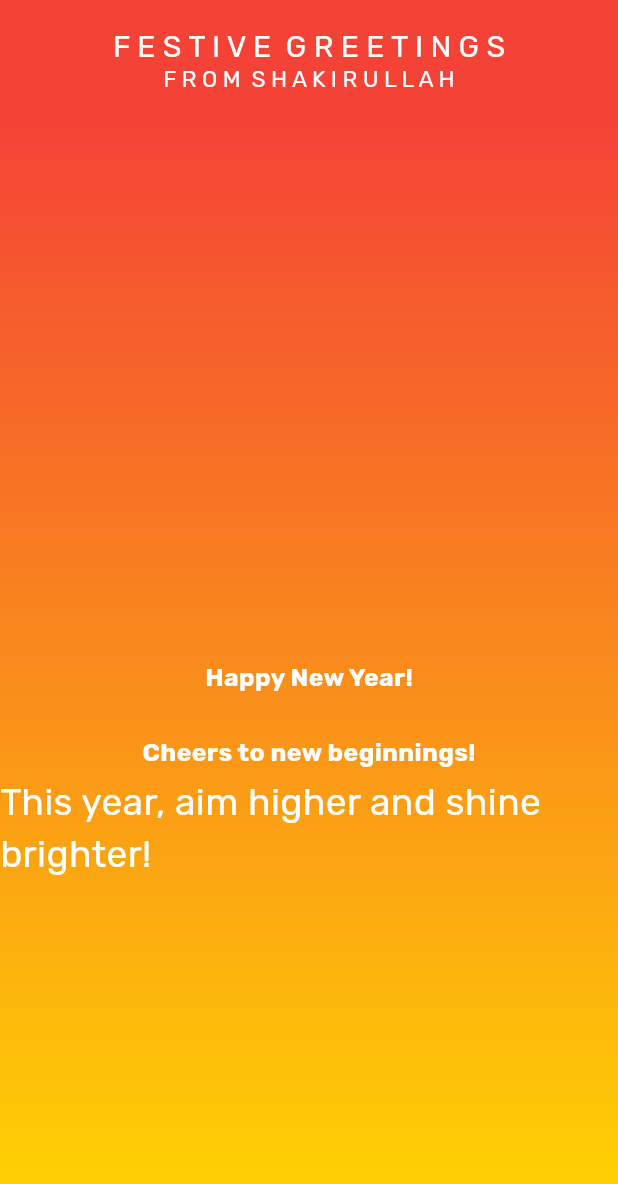
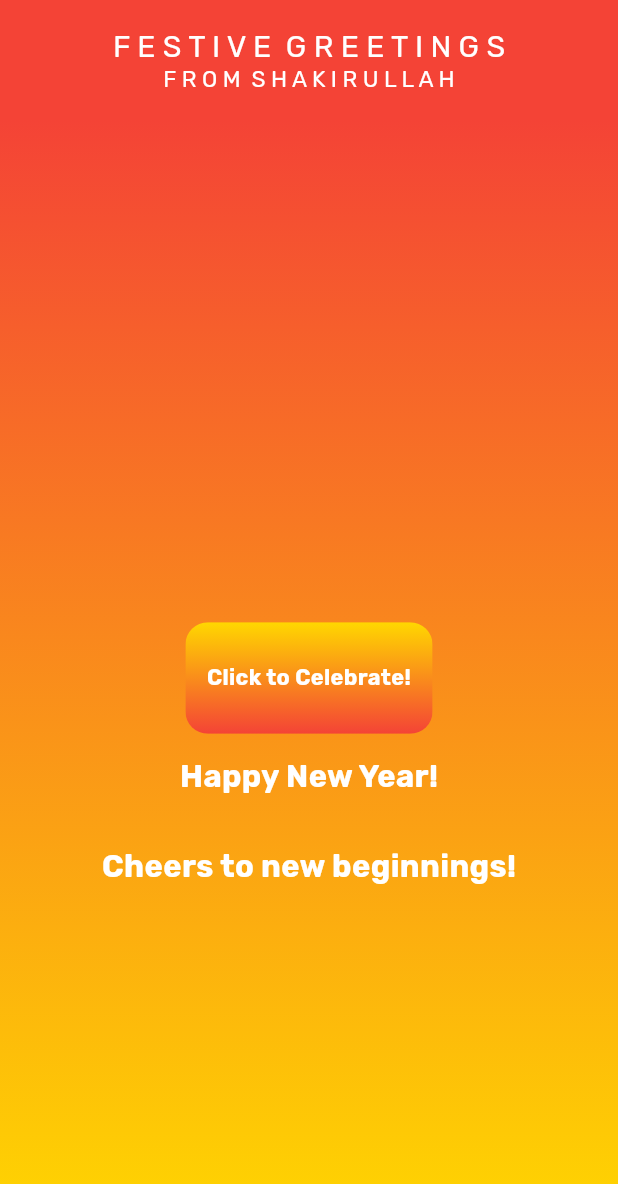
Before and after one commit to Shakirullah25/New-Year-Greetings, a Flutter app: the screen it shows after launch, on a phone screen of 412 x 824 dp. Shown: the top 1184 px of the screen. Run offline on Flutter 3.47's test engine with Material 3 defaults, Android fonts, the phone set to English and light mode, and no system bars; drawn by our look-alikes of animated_text_kit; our stand-ins replace audioplayers, confetti; project files that could hold a hidden picture were left out.

Commit message:
Changes committed

```diff
--- /dev/null
+++ b/lib/custom_confetti_widget.dart
@@ -0,0 +1,40 @@
+import 'package:confetti/confetti.dart';
+import 'package:flutter/material.dart';
+
+class CustomConfettiWidget extends StatelessWidget {
+  final Alignment alignment;
+  final ConfettiController confettiController;
+  final double blastDirection;
+  const CustomConfettiWidget({
+    super.key,
+    required this.alignment,
+    required this.confettiController,
+    required this.blastDirection,
+  });
+
+  @override
+  Widget build(BuildContext context) {
+    return Align(
+      alignment: alignment,
+      child: ConfettiWidget(
+        confettiController: confettiController,
+        blastDirection: blastDirection,
+        blastDirectionality: BlastDirectionality.explosive,
+        emissionFrequency: 0.02,
+        shouldLoop: false,
+        numberOfParticles: 100,
+        maxBlastForce: 10,
+        minBlastForce: 5,
+        gravity: 0.3,
+        colors: [
+          Colors.black,
+          Colors.white,
+          Colors.red,
+          Color(int.parse('0xFFFFD700')),
+          Colors.purple,
+          Colors.green,
+        ],
+      ),
+    );
+  }
+}
--- a/lib/new_yr_greeting.dart
+++ b/lib/new_yr_greeting.dart
@@ -1,7 +1,9 @@
+import 'dart:math';
 import 'package:animated_text_kit/animated_text_kit.dart';
 import 'package:audioplayers/audioplayers.dart';
 import 'package:confetti/confetti.dart';
 import 'package:flutter/material.dart';
+import 'package:new_year_greeting/custom_confetti_widget.dart';
 
 class NewYrGreetings extends StatefulWidget {
   final String title;
@@ -16,7 +18,9 @@ class NewYrGreetings extends StatefulWidget {
 }
 
 class _NewYrGreetingsState extends State<NewYrGreetings> {
-  late final ConfettiController confettiController;
+  late final ConfettiController confettiControllerTopCenter;
+  late final ConfettiController confettiControllerTopLeft;
+  late final ConfettiController confettiControllerTopRight;
   late final AudioPlayer audioPlayer;
 
   void _playCelebratoryMusic() async {
@@ -31,10 +35,34 @@ class _NewYrGreetingsState extends State<NewYrGreetings> {
     }
   }
 
+  void celebrate() {
+    if (confettiControllerTopCenter.state == ConfettiControllerState.stopped) {
+      confettiControllerTopCenter.play();
+    } else {
+      confettiControllerTopCenter.stop();
+    }
+
+    if (confettiControllerTopLeft.state == ConfettiControllerState.stopped) {
+      confettiControllerTopLeft.play();
+    } else {
+      confettiControllerTopLeft.stop();
+    }
+
+    if (confettiControllerTopRight.state == ConfettiControllerState.stopped) {
+      confettiControllerTopRight.play();
+    } else {
+      confettiControllerTopRight.stop();
+    }
+  }
+
   @override
   void initState() {
-    confettiController = ConfettiController(duration: Duration(seconds: 30));
-    confettiController.play();
+    confettiControllerTopCenter =
+        ConfettiController(duration: Duration(seconds: 5));
+    confettiControllerTopRight =
+        ConfettiController(duration: Duration(seconds: 5));
+    confettiControllerTopLeft =
+        ConfettiController(duration: Duration(seconds: 5));
     audioPlayer = AudioPlayer();
     _playCelebratoryMusic();
     super.initState();
@@ -44,7 +72,9 @@ class _NewYrGreetingsState extends State<NewYrGreetings> {
   void dispose() {
     super.dispose();
     audioPlayer.dispose();
-    confettiController.dispose();
+    confettiControllerTopCenter.dispose();
+    confettiControllerTopLeft.dispose();
+    confettiControllerTopRight.dispose();
   }
 
   @override
@@ -106,34 +136,13 @@ class _NewYrGreetingsState extends State<NewYrGreetings> {
             Center(
               child: LayoutBuilder(
                 builder: (context, constraints) {
-                  final size = constraints.maxWidth > 600
-                      ? constraints.maxWidth * 0.04
-                      : constraints.maxWidth * 0.04;
-                  return Text(
-                    "Happy New Year!",
-                    style: TextStyle(
-                      color: Colors.white,
-                      fontSize: size,
-                      fontFamily: "Rubik",
-                      fontWeight: FontWeight.bold,
-                    ),
-                  );
-                },
-              ),
-            ),
-            Align(
-              alignment: Alignment.center,
-              child: LayoutBuilder(
-                builder: (context, constraints) {
-                  final size = constraints.maxWidth > 600
-                      ? constraints.maxWidth * 0.04
-                      : constraints.maxWidth * 0.04;
+                  final size = constraints.maxWidth * 0.05;
                   return Padding(
                     padding: constraints.maxWidth > 600
                         ? const EdgeInsets.only(top: 150.0)
-                        : const EdgeInsets.only(top: 100.0),
+                        : const EdgeInsets.only(top: 130.0),
                     child: Text(
-                      "Cheers to new beginnings!",
+                      "Happy New Year!",
                       style: TextStyle(
                         color: Colors.white,
                         fontSize: size,
@@ -149,51 +158,114 @@ class _NewYrGreetingsState extends State<NewYrGreetings> {
               alignment: Alignment.center,
               child: LayoutBuilder(
                 builder: (context, constraints) {
-                  final size = constraints.maxWidth > 600
-                      ? constraints.maxWidth * 0.04
-                      : constraints.maxWidth * 0.06;
-
-                  final paddingTop = constraints.maxWidth > 600 ? 300 : 200;
+                  final screenWidth = constraints.maxWidth;
+                  final size = screenWidth * 0.05;
                   return Padding(
-                    padding:
-                    EdgeInsets.only(top: paddingTop.toDouble()),
-                    child: AnimatedTextKit(
-                      animatedTexts: [
-                        TyperAnimatedText(
-                          "This year, aim higher and shine brighter!",
-                          textStyle: TextStyle(
-                            color: Colors.white,
-                            fontSize: size,
-                            fontFamily: "Rubik",
-                          ),
-                          speed: const Duration(milliseconds: 100),
-                        ),
-                      ],
+                    padding: constraints.maxWidth > 600
+                        ? const EdgeInsets.only(top: 300.0)
+                        : const EdgeInsets.only(top: 250.0),
+                    child: Text(
+                      "Cheers to new beginnings!",
+                      style: TextStyle(
+                        color: Colors.white,
+                        fontSize: size,
+                        fontFamily: "Rubik",
+                        fontWeight: FontWeight.bold,
+                      ),
                     ),
                   );
                 },
               ),
             ),
+            // Align(
+            //   alignment: Alignment.center,
+            //   child: LayoutBuilder(
+            //     builder: (context, constraints) {
+            //       final size = constraints.maxWidth * 0.05;
+            //       return Padding(
+            //         padding: constraints.maxWidth > 600
+            //             ? const EdgeInsets.only(top: 280.0)
+            //             : const EdgeInsets.only(top: 200.0),
+            //         child: AnimatedTextKit(
+            //           isRepeatingAnimation: false,
+            //           animatedTexts: [
+            //             TyperAnimatedText(
+            //               "Aim higher and shine brighter!",
+            //               textStyle: TextStyle(
+            //                 color: Colors.white,
+            //                 fontSize: size.toDouble(),
+            //                 fontFamily: "Rubik",
+            //                 fontWeight: FontWeight.bold,
+            //               ),
+            //               speed: const Duration(milliseconds: 100),
+            //             ),
+            //           ],
+            //         ),
+            //       );
+            //     },
+            //   ),
+            // ),
             Align(
+              alignment: Alignment.center,
+              child: LayoutBuilder(
+                builder: (context, constraints) {
+                  final double buttonWidth = constraints.maxWidth * 0.40;
+                  final double buttonHeight = constraints.maxHeight * 0.10;
+                  final double textSize = constraints.maxWidth * 0.035;
+                  final double paddingTop = constraints.maxWidth * 0.5;
+
+                  // final double positionRight = constraints.maxWidth * 0.32;
+
+                  return ClipRRect(
+                    borderRadius: BorderRadius.circular(15.0),
+                    child: GestureDetector(
+                      onTap: celebrate,
+                      child: Container(
+                        width: buttonWidth,
+                        height: buttonHeight,
+                        alignment: Alignment.center,
+                        decoration: BoxDecoration(
+                          gradient: LinearGradient(
+                            colors: [
+                              Color(
+                                int.parse('0xFFFFD700'),
+                              ),
+                              Colors.red,
+                            ],
+                            begin: Alignment.topCenter,
+                            end: Alignment.bottomCenter,
+                          ),
+                        ),
+                        child: Text(
+                          "Click to Celebrate!",
+                          textAlign: TextAlign.center,
+                          style: TextStyle(
+                            color: Colors.white,
+                            fontSize: textSize,
+                            fontFamily: "Rubik",
+                            fontWeight: FontWeight.bold,
+                          ),
+                        ),
+                      ),
+                    ),
+                  );
+                },
+              ),
+            ),
+            CustomConfettiWidget(
+              confettiController: confettiControllerTopCenter,
               alignment: Alignment.topCenter,
-              child: ConfettiWidget(
-                confettiController: confettiController,
-                blastDirectionality: BlastDirectionality.explosive,
-                emissionFrequency: 0.05,
-                shouldLoop: true,
-                numberOfParticles: 80,
-                maxBlastForce: 10,
-                minBlastForce: 5,
-                gravity: 0.3,
-                colors: [
-                  Colors.black,
-                  Colors.white,
-                  Colors.red,
-                  Color(int.parse('0xFFFFD700')),
-                  Colors.purple,
-                  Colors.green,
-                ],
-              ),
+              blastDirection: pi / 2,
+            ),
+            CustomConfettiWidget(
+              confettiController: confettiControllerTopRight,
+              alignment: Alignment.topRight,
+              blastDirection: pi / 4,
+            ),
+            CustomConfettiWidget(
+              confettiController: confettiControllerTopLeft,
+              alignment: Alignment.topLeft,
+              blastDirection: -pi / 6,
             ),
           ],
         ),
```
